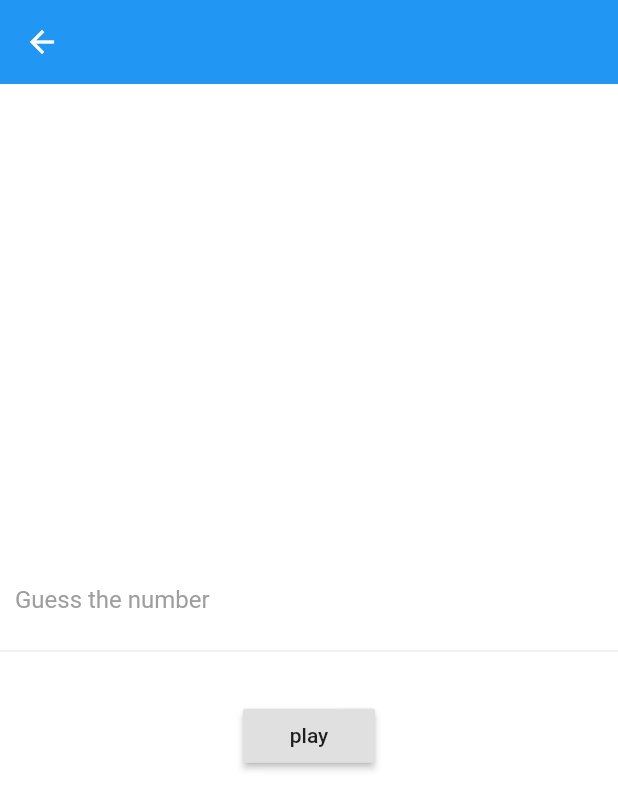
After one commit to ahmed425/The-little-book-of-programming-challenges-solutions-in-one-flutter-application, a Flutter app: the screen it shows after launch, after a tap on "Challenge 16", on a phone screen of 412 x 824 dp. The commit adds this screen. Shown: the top 810 px of the screen. Run offline on Flutter 3.47's test engine with Material 2 defaults, Android fonts, the phone set to English and light mode, and no system bars.

Commit message:
Challenge16

```diff
--- /dev/null
+++ b/lib/widgets/challenge_16.dart
@@ -0,0 +1,132 @@
+import 'dart:math';
+
+import 'package:flutter/material.dart';
+
+int count = 0;
+
+class Challenge16 extends StatefulWidget {
+  @override
+  _Challenge16State createState() => _Challenge16State();
+}
+
+class _Challenge16State extends State<Challenge16> {
+  String _sentence;
+
+  var _sentenceController;
+
+//  String _count = "0";
+
+  String _reversedSentence = '';
+
+  String _userGuess;
+  String _txtMsg = '';
+
+  int _compSelection = 0;
+  @override
+  Widget build(BuildContext context) {
+    return Scaffold(
+      appBar: AppBar(
+        backgroundColor: Colors.blue,
+        elevation: 0,
+        iconTheme: IconThemeData(
+          color: Colors.white, //change your color here
+        ),
+      ),
+      backgroundColor: Colors.white,
+      body: Center(
+        child: SingleChildScrollView(
+          child: Column(children: <Widget>[
+            Container(
+              padding: EdgeInsets.all(10),
+              decoration: BoxDecoration(
+                  border: Border(bottom: BorderSide(color: Colors.grey[200]))),
+              child: TextField(
+                onChanged: (value) {
+                  setState(() {
+                    _userGuess = value;
+                  });
+                  print(_userGuess);
+                },
+                controller: _sentenceController,
+                decoration: InputDecoration(
+                    border: InputBorder.none,
+                    hintText: "Guess the number",
+                    hintStyle: TextStyle(color: Colors.grey)),
+              ),
+            ),
+            count != 0 ? Text(_txtMsg) : Text(''),
+            _compSelection != 0
+                ? Text(
+                    'The computer selected ' + ' ' + _compSelection.toString())
+                : Text(''),
+            RaisedButton(
+              child: Text('play'),
+              onPressed: () {
+                play();
+              },
+            )
+//            _reversedSentence != ''
+//                ? Text('Reversed sentence is : ' + ' ' + _reversedSentence)
+//                : Text(''),
+//            RaisedButton(
+//              child: Text('Play'),
+//              onPressed: () {
+//                play();
+//                String str = _sentence;
+//
+//                split string
+//                var arr = str.split(' ');
+//                setState(() {
+//                  _count = arr.length.toString();
+//                });
+
+//                print(arr.length.toString());
+//                setState(() {
+//                  _reversedSentence = _sentence
+//                      .split('')
+//                      .reversed
+//                      .join();
+//                });
+//                print(_reversedSentence);
+//              },
+//            )
+          ]),
+        ),
+      ),
+    );
+  }
+
+  void play() {
+    Random rnd = new Random();
+    int comp = rnd.nextInt(100) + 1;
+    setState(() {
+      _compSelection = comp;
+    });
+    int user = int.parse(_userGuess);
+
+    count++;
+//  System.out.print("Guess the number (1-100):");
+    if (user > comp) {
+      setState(() {
+        _txtMsg = 'Too high. Guess again (1-100):';
+      });
+//    System.out.print("Too high. Guess again (1-100):");
+//    count++;
+    } else if (user < comp) {
+      setState(() {
+        _txtMsg = 'Too low. Guess again (1-100):';
+      });
+//    System.out.print("Too low. Guess again (1-100):");
+//    user = in.nextInt();
+//    count++;
+    } else if (user == comp) {
+      _txtMsg = 'You got it';
+    }
+  }
+}
+//String str = 'hello-world-tutorialkart';
+//
+////split string
+//var arr = str.split('-');
+//
+//print(arr);
--- a/lib/widgets/home.dart
+++ b/lib/widgets/home.dart
@@ -16,6 +16,7 @@ import 'package:flutter/cupertino.dart';
 import 'package:flutter/material.dart';
 
 import 'challenge_15.dart';
+import 'challenge_16.dart';
 
 class Home extends StatelessWidget {
   @override
@@ -168,6 +169,15 @@ class Home extends StatelessWidget {
                   }));
                 },
               ),
+              RaisedButton(
+                child: Text('Challenge 16'),
+                onPressed: () {
+                  Navigator.of(context)
+                      .push(MaterialPageRoute(builder: (BuildContext context) {
+                    return Challenge16();
+                  }));
+                },
+              ),
             ],
           ),
         ),
```
